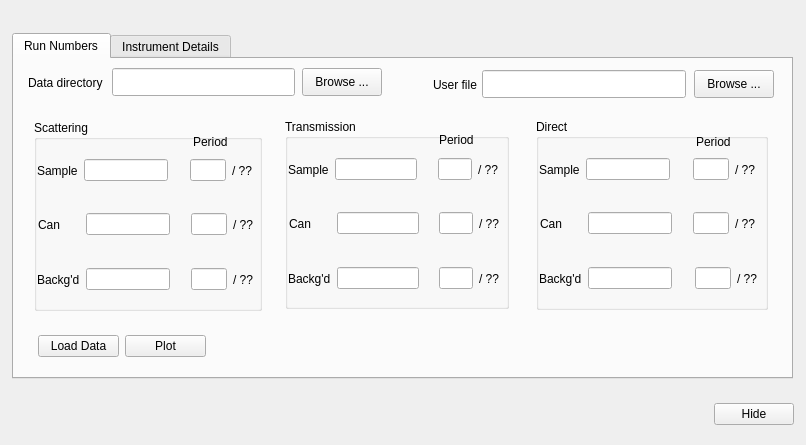
mantidproject/mantid, file Code/qtiplot/MantidQt/CustomInterfaces/inc/SANSRunWindow.ui: the form before one commit.
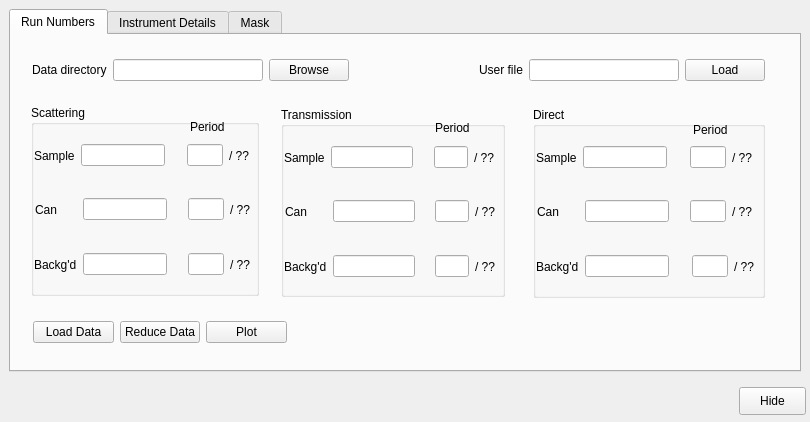
The form after the commit.

Commit message: Added two scripts to the SANS directory. One containing utility functions and one to enable a view of the current mask. Viewing the mask requires the fixes from [2302]. The SANS GUI is also updated to use the new scripts. Re #522

The edit to the form file:
```diff
--- a/Code/qtiplot/MantidQt/CustomInterfaces/inc/SANSRunWindow.ui
+++ b/Code/qtiplot/MantidQt/CustomInterfaces/inc/SANSRunWindow.ui
@@ -5,8 +5,8 @@
    <rect>
     <x>0</x>
     <y>0</y>
-    <width>806</width>
-    <height>445</height>
+    <width>810</width>
+    <height>422</height>
    </rect>
   </property>
   <property name="windowTitle" >
@@ -15,12 +15,18 @@
   <widget class="QTabWidget" name="tabWidget" >
    <property name="geometry" >
     <rect>
-     <x>12</x>
-     <y>33</y>
-     <width>781</width>
-     <height>346</height>
+     <x>9</x>
+     <y>9</y>
+     <width>792</width>
+     <height>363</height>
     </rect>
    </property>
+   <property name="minimumSize" >
+    <size>
+     <width>792</width>
+     <height>363</height>
+    </size>
+   </property>
    <property name="autoFillBackground" >
     <bool>false</bool>
    </property>
@@ -40,89 +46,11 @@
     <attribute name="title" >
      <string>Run Numbers</string>
     </attribute>
-    <widget class="QLineEdit" name="userfile_edit" >
-     <property name="geometry" >
-      <rect>
-       <x>468</x>
-       <y>11</y>
-       <width>204</width>
-       <height>28</height>
-      </rect>
-     </property>
-    </widget>
-    <widget class="QPushButton" name="userfileBtn" >
-     <property name="geometry" >
-      <rect>
-       <x>680</x>
-       <y>11</y>
-       <width>80</width>
-       <height>28</height>
-      </rect>
-     </property>
-     <property name="text" >
-      <string>Browse ...</string>
-     </property>
-     <property name="autoDefault" >
-      <bool>false</bool>
-     </property>
-    </widget>
-    <widget class="QLineEdit" name="datadir_edit" >
-     <property name="geometry" >
-      <rect>
-       <x>98</x>
-       <y>9</y>
-       <width>183</width>
-       <height>28</height>
-      </rect>
-     </property>
-    </widget>
-    <widget class="QLabel" name="label_7" >
-     <property name="geometry" >
-      <rect>
-       <x>14</x>
-       <y>15</y>
-       <width>85</width>
-       <height>18</height>
-      </rect>
-     </property>
-     <property name="text" >
-      <string>Data directory</string>
-     </property>
-    </widget>
-    <widget class="QPushButton" name="data_dirBtn" >
-     <property name="geometry" >
-      <rect>
-       <x>288</x>
-       <y>9</y>
-       <width>80</width>
-       <height>28</height>
-      </rect>
-     </property>
-     <property name="text" >
-      <string>Browse ...</string>
-     </property>
-     <property name="autoDefault" >
-      <bool>false</bool>
-     </property>
-    </widget>
-    <widget class="QLabel" name="label_11" >
-     <property name="geometry" >
-      <rect>
-       <x>419</x>
-       <y>17</y>
-       <width>52</width>
-       <height>18</height>
-      </rect>
-     </property>
-     <property name="text" >
-      <string>User file</string>
-     </property>
-    </widget>
     <widget class="QGroupBox" name="groupBox" >
      <property name="geometry" >
       <rect>
        <x>20</x>
-       <y>61</y>
+       <y>70</y>
        <width>228</width>
        <height>191</height>
       </rect>
@@ -351,8 +279,8 @@
     <widget class="QGroupBox" name="groupBox_2" >
      <property name="geometry" >
       <rect>
-       <x>271</x>
-       <y>60</y>
+       <x>270</x>
+       <y>72</y>
        <width>224</width>
        <height>190</height>
       </rect>
@@ -582,7 +510,7 @@
      <property name="geometry" >
       <rect>
        <x>522</x>
-       <y>60</y>
+       <y>72</y>
        <width>232</width>
        <height>191</height>
       </rect>
@@ -811,9 +739,9 @@
     <widget class="QWidget" name="gridLayoutWidget" >
      <property name="geometry" >
       <rect>
-       <x>24</x>
-       <y>271</y>
-       <width>168</width>
+       <x>22</x>
+       <y>281</y>
+       <width>254</width>
        <height>33</height>
       </rect>
      </property>
@@ -825,13 +753,99 @@
         </property>
        </widget>
       </item>
-      <item row="0" column="1" >
+      <item row="0" column="2" >
        <widget class="QPushButton" name="plotBtn" >
         <property name="text" >
          <string>Plot</string>
         </property>
        </widget>
       </item>
+      <item row="0" column="1" >
+       <widget class="QPushButton" name="reduceBtn" >
+        <property name="text" >
+         <string>Reduce Data</string>
+        </property>
+       </widget>
+      </item>
+     </layout>
+    </widget>
+    <widget class="QWidget" name="horizontalLayoutWidget" >
+     <property name="geometry" >
+      <rect>
+       <x>21</x>
+       <y>14</y>
+       <width>733</width>
+       <height>42</height>
+      </rect>
+     </property>
+     <layout class="QHBoxLayout" name="horizontalLayout_11" >
+      <item>
+       <widget class="QLabel" name="label_7" >
+        <property name="text" >
+         <string>Data directory</string>
+        </property>
+       </widget>
+      </item>
+      <item>
+       <widget class="QLineEdit" name="datadir_edit" >
+        <property name="minimumSize" >
+         <size>
+          <width>150</width>
+          <height>0</height>
+         </size>
+        </property>
+       </widget>
+      </item>
+      <item>
+       <widget class="QPushButton" name="data_dirBtn" >
+        <property name="text" >
+         <string>Browse</string>
+        </property>
+        <property name="autoDefault" >
+         <bool>false</bool>
+        </property>
+       </widget>
+      </item>
+      <item>
+       <spacer name="horizontalSpacer" >
+        <property name="orientation" >
+         <enum>Qt::Horizontal</enum>
+        </property>
+        <property name="sizeHint" stdset="0" >
+         <size>
+          <width>40</width>
+          <height>20</height>
+         </size>
+        </property>
+       </spacer>
+      </item>
+      <item>
+       <widget class="QLabel" name="label_11" >
+        <property name="text" >
+         <string>User file</string>
+        </property>
+       </widget>
+      </item>
+      <item>
+       <widget class="QLineEdit" name="userfile_edit" >
+        <property name="minimumSize" >
+         <size>
+          <width>150</width>
+          <height>0</height>
+         </size>
+        </property>
+       </widget>
+      </item>
+      <item>
+       <widget class="QPushButton" name="userfileBtn" >
+        <property name="text" >
+         <string>Load</string>
+        </property>
+        <property name="autoDefault" >
+         <bool>false</bool>
+        </property>
+       </widget>
+      </item>
      </layout>
     </widget>
    </widget>
@@ -1253,41 +1267,124 @@
       </item>
      </layout>
     </widget>
+    <widget class="QGroupBox" name="groupBox_9" >
+     <property name="geometry" >
+      <rect>
+       <x>38</x>
+       <y>274</y>
+       <width>100</width>
+       <height>40</height>
+      </rect>
+     </property>
+     <property name="title" >
+      <string>Scaling Factor</string>
+     </property>
+     <widget class="QLabel" name="scale_lbl" >
+      <property name="geometry" >
+       <rect>
+        <x>11</x>
+        <y>18</y>
+        <width>78</width>
+        <height>16</height>
+       </rect>
+      </property>
+      <property name="text" >
+       <string/>
+      </property>
+      <property name="alignment" >
+       <set>Qt::AlignCenter</set>
+      </property>
+     </widget>
+    </widget>
+   </widget>
+   <widget class="QWidget" name="tab_3" >
+    <attribute name="title" >
+     <string>Mask</string>
+    </attribute>
+    <widget class="QGroupBox" name="groupBox_10" >
+     <property name="geometry" >
+      <rect>
+       <x>50</x>
+       <y>11</y>
+       <width>256</width>
+       <height>229</height>
+      </rect>
+     </property>
+     <property name="title" >
+      <string>Default Mask</string>
+     </property>
+     <layout class="QVBoxLayout" name="verticalLayout" >
+      <item>
+       <widget class="QTableWidget" name="def_mask_table" >
+        <property name="editTriggers" >
+         <set>QAbstractItemView::NoEditTriggers</set>
+        </property>
+        <column>
+         <property name="text" >
+          <string>Type</string>
+         </property>
+        </column>
+        <column>
+         <property name="text" >
+          <string>Details</string>
+         </property>
+        </column>
+       </widget>
+      </item>
+     </layout>
+    </widget>
+    <widget class="QPushButton" name="showMaskBtn" >
+     <property name="geometry" >
+      <rect>
+       <x>39</x>
+       <y>255</y>
+       <width>83</width>
+       <height>28</height>
+      </rect>
+     </property>
+     <property name="text" >
+      <string>Display Mask</string>
+     </property>
+    </widget>
+    <widget class="QGroupBox" name="groupBox_11" >
+     <property name="geometry" >
+      <rect>
+       <x>346</x>
+       <y>13</y>
+       <width>321</width>
+       <height>95</height>
+      </rect>
+     </property>
+     <property name="title" >
+      <string>User Mask</string>
+     </property>
+     <layout class="QVBoxLayout" name="verticalLayout_2" >
+      <item>
+       <widget class="QLabel" name="label_25" >
+        <property name="text" >
+         <string>Spectra IDs</string>
+        </property>
+       </widget>
+      </item>
+      <item>
+       <widget class="QLineEdit" name="user_maskEdit" />
+      </item>
+     </layout>
+    </widget>
    </widget>
   </widget>
-  <widget class="QWidget" name="layoutWidget" >
+  <widget class="QPushButton" name="hideBtn" >
    <property name="geometry" >
     <rect>
-     <x>13</x>
-     <y>399</y>
-     <width>781</width>
-     <height>30</height>
+     <x>739</x>
+     <y>387</y>
+     <width>67</width>
+     <height>28</height>
     </rect>
    </property>
-   <layout class="QHBoxLayout" name="horizontalLayout_11" >
-    <item>
-     <spacer name="horizontalSpacer" >
-      <property name="orientation" >
-       <enum>Qt::Horizontal</enum>
-      </property>
-      <property name="sizeHint" stdset="0" >
-       <size>
-        <width>40</width>
-        <height>20</height>
-       </size>
-      </property>
-     </spacer>
-    </item>
-    <item>
-     <widget class="QPushButton" name="pushButton" >
-      <property name="text" >
-       <string>Hide</string>
-      </property>
-     </widget>
-    </item>
-   </layout>
-   <zorder>pushButton</zorder>
-   <zorder>horizontalSpacer</zorder>
+   <property name="text" >
+    <string>Hide</string>
+   </property>
   </widget>
  </widget>
  <tabstops>
```
Left out of the diff: 166 changed lines with no effect on the pictures. The commit also changes 7 other files.
